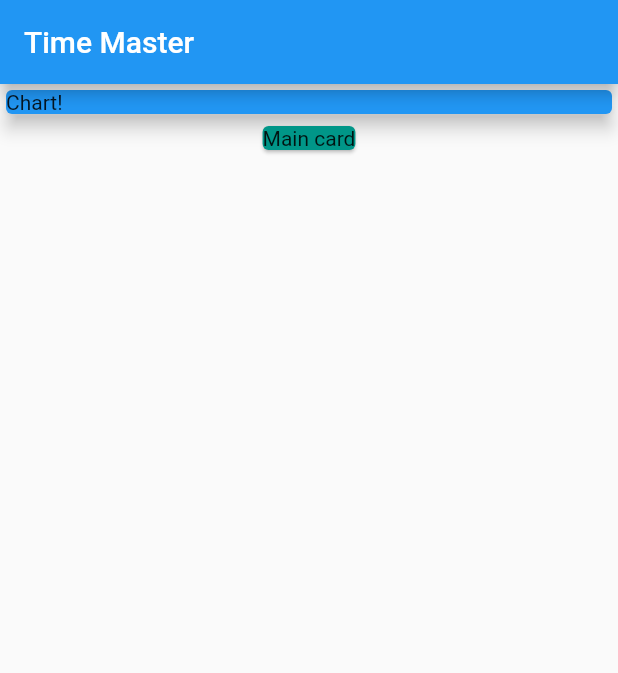
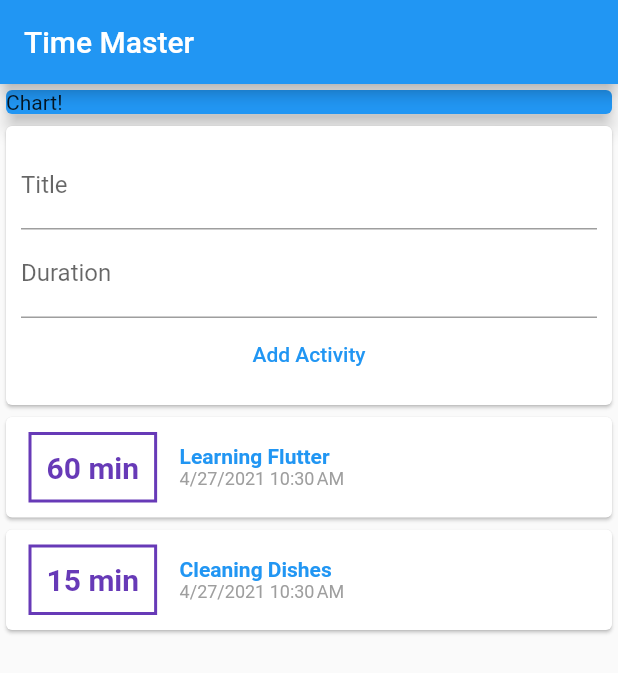
Before and after one commit to Alicja-T/time-master, a Flutter app: the screen it shows after launch, on a phone screen of 412 x 824 dp. Shown: the top 673 px of the screen. Run offline on Flutter 3.47's test engine with Material 2 defaults, Android fonts, the phone set to English and light mode, and no system bars.

Commit message:
splitting app into separate widgets

```diff
--- a/lib/main.dart
+++ b/lib/main.dart
@@ -1,5 +1,6 @@
 import 'package:flutter/material.dart';
-import './timechunk.dart';
+import 'widgets/user_timechunks.dart';
+
 
 void main() => runApp(MyApp());
 
@@ -14,14 +15,9 @@ class MyApp extends StatelessWidget {
 }
 
 class MyHomePage extends StatelessWidget {
-final List<Timechunk> justalist = [ Timechunk(
-      id: 0,
-      title: 'Learning Flutter',
-      duration: 60,
-      start: DateTime.now(),
-      category: 'skills')
-  ];
 
+ // String titleInput;
+ // String durationInput;
 
 
   @override
@@ -30,7 +26,9 @@ final List<Timechunk> justalist = [ Timechunk(
       appBar: AppBar(
         title: Text('Time Master'),
       ),
-      body: Column(
+      body: SingleChildScrollView(
+              child: Column(
+
           children: [
             Container(
               width: double.infinity,
@@ -40,11 +38,9 @@ final List<Timechunk> justalist = [ Timechunk(
                 elevation: 5,
               ),
             ),
-          Card(
-            color: Colors.teal,
-            child: Text('Main card')
-          )
+            UserTimechunks(),
           ],
+        ),
       )
     );
   }
--- /dev/null
+++ b/lib/widgets/new_timechunk.dart
@@ -0,0 +1,45 @@
+import 'package:flutter/material.dart';
+
+class NewTimechunk extends StatelessWidget {
+  final Function newTc;
+  final titleController = TextEditingController();
+  final durationController = TextEditingController();
+
+  NewTimechunk(this.newTc);
+
+  @override
+  Widget build(BuildContext context) {
+    return Card(
+            child: Container(
+              padding: EdgeInsets.all(10),
+              child: Column(
+               children: <Widget>[
+                 TextField(
+                   decoration: InputDecoration(
+                     labelText: 'Title'
+                   ),
+                   controller: titleController
+                 ),
+                 TextField(
+                    decoration: InputDecoration(
+                     labelText: 'Duration'
+                   ),
+                   controller: durationController
+                 ),
+                 FlatButton(
+                   child: Text('Add Activity'),
+                   textColor: Colors.blue,
+                  onPressed: () {
+                    newTc(
+                      titleController.text,
+                      int.parse(durationController.text)
+                      );
+
+                  }
+                   )
+               ]
+              ),
+            ),
+          );
+  }
+}
--- /dev/null
+++ b/lib/widgets/timechunk_list.dart
@@ -0,0 +1,58 @@
+import 'package:flutter/material.dart';
+import 'package:intl/intl.dart';
+import '../models/timechunk.dart';
+
+
+
+class TimechunkList  extends StatelessWidget {
+  final List<Timechunk> timechunks;
+
+  TimechunkList(this.timechunks);
+
+  @override
+  Widget build(BuildContext context) {
+    return     Column(children: timechunks.map( (chunk) {
+           return Card(
+             child: Row(children: <Widget> [
+                Container(
+                  margin: EdgeInsets.symmetric(
+                    vertical: 10,
+                    horizontal: 15),
+                  decoration: BoxDecoration(border: Border.all(
+                    color: Colors.deepPurple,
+                    width: 2,
+                  )),
+                  padding: EdgeInsets.all(10),
+                  child: Text(
+                    '${chunk.duration} min',
+                    style: TextStyle(
+                        fontWeight: FontWeight.bold,
+                        fontSize: 20,
+                        color: Colors.deepPurple,
+                      )
+                )
+               ),
+              Column(
+                crossAxisAlignment: CrossAxisAlignment.start,
+                children: <Widget>[
+                  Text(
+                    chunk.title,
+                    style: TextStyle(
+                      fontWeight: FontWeight.bold,
+                      fontSize: 14,
+                      color: Colors.blue
+                    )),
+                  Text(
+                    DateFormat.yMd().add_jm().format(chunk.start),
+                    style: TextStyle(
+                      fontSize: 12,
+                      color: Colors.grey
+                    ))
+                ]
+              )
+             ])
+           );
+         }).toList()
+    );
+  }
+}
--- /dev/null
+++ b/lib/widgets/user_timechunks.dart
@@ -0,0 +1,53 @@
+import 'package:flutter/material.dart';
+import 'new_timechunk.dart';
+import 'timechunk_list.dart';
+import '../models/timechunk.dart';
+ class UserTimechunks extends StatefulWidget {
+  @override
+  _UserTimechunksState createState() => _UserTimechunksState();
+}
+
+class _UserTimechunksState extends State<UserTimechunks> {
+final List<Timechunk> _userTimechunks = [
+    Timechunk(
+      id: 0,
+      title: 'Learning Flutter',
+      duration: 60,
+      start: DateTime.now(),
+      category: 'skills'),
+    Timechunk(
+      id: 1,
+      title: 'Cleaning Dishes',
+      duration: 15,
+      start: DateTime.now(),
+      category: 'chores'),
+  ];
+
+  void _addNewTimechunk(String tctitle, int tcduration) {
+    final newTimechunk = Timechunk(
+      title: tctitle,
+      duration : tcduration,
+      start: DateTime.now(),
+      category: 'TO_DO',
+      id: tctitle.hashCode
+      );
+
+    setState(() {
+      _userTimechunks.add(newTimechunk);
+    });
+
+  }
+
+
+
+  @override
+  Widget build(BuildContext context) {
+    return Column(
+      children: <Widget>[
+          NewTimechunk(_addNewTimechunk),
+
+          TimechunkList(_userTimechunks),
+      ]
+    );
+  }
+}
--- a/pubspec.yaml
+++ b/pubspec.yaml
@@ -23,7 +23,7 @@ environment:
 dependencies:
   flutter:
     sdk: flutter
-
+  intl: ^0.17.0
 
   # The following adds the Cupertino Icons font to your application.
   # Use with the CupertinoIcons class for iOS style icons.
```
Also changed, not shown: lib/models/timechunk.dart (renamed from lib/timechunk.dart), pubspec.lock. Lines whose indentation alone changed are shown as unchanged.
